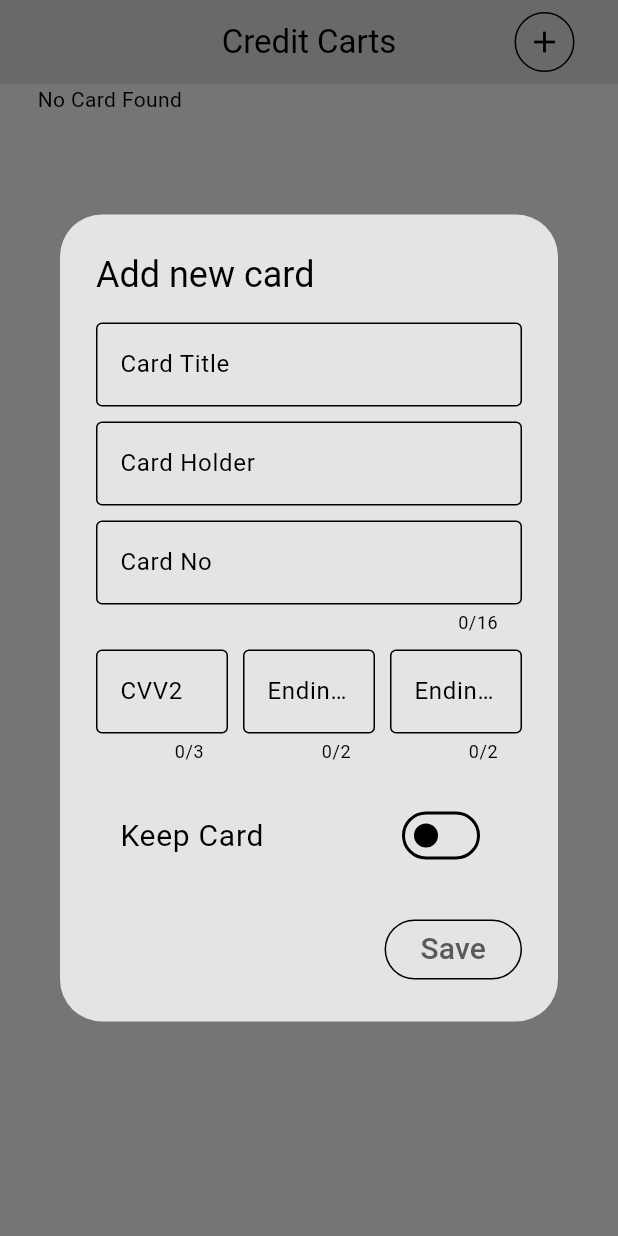
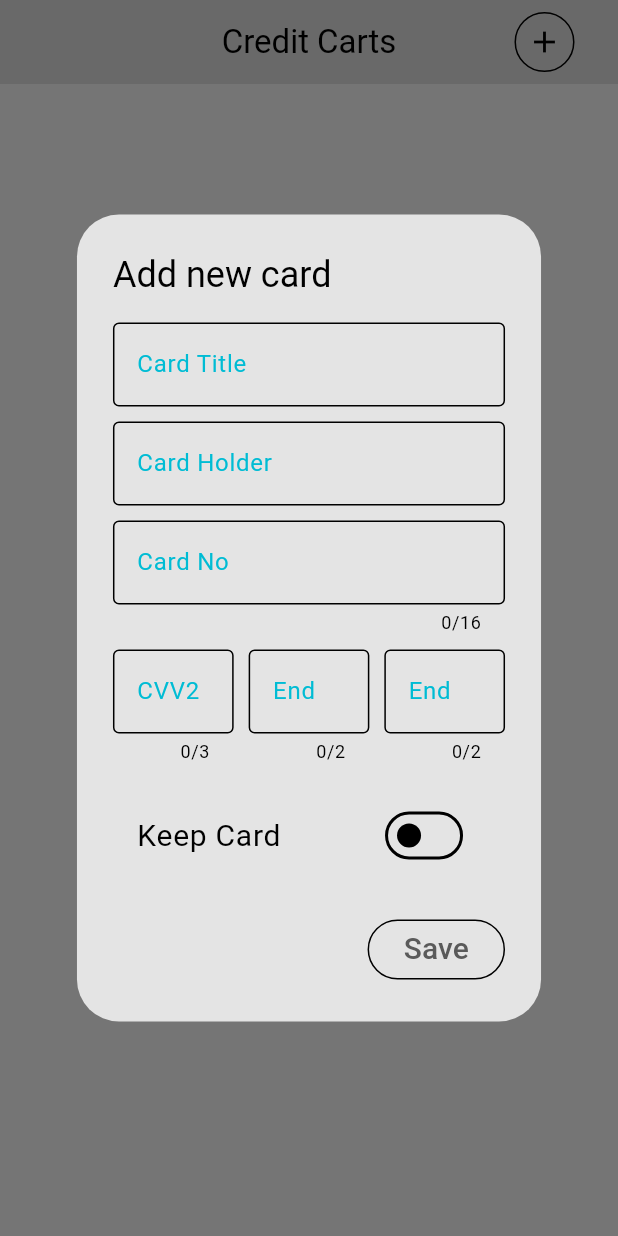
Before and after one commit to gkhnkndl/vize-attempt-2, a Flutter app: the PaymentPage screen opened by its route, after a tap on the "add" icon, on a phone screen of 412 x 824 dp. Run offline on Flutter 3.47's test engine with Material 3 defaults, Android fonts, the phone set to English and light mode, and no system bars; our stand-ins replace flutter_markdown, flutter_secure_storage, flutter_slidable, gap, go_router, google_generative_ai and 4 more; accounts and stored records are empty; network calls fail.

Commit message:
card save function worked properly

```diff
--- a/vizeapp/lib/core/storage.dart
+++ b/vizeapp/lib/core/storage.dart
@@ -64,9 +64,9 @@
   Future<List<PaymentCard>> loadCards() async {
     const storage = FlutterSecureStorage();
 
-    final cards = await storage.read(key: "cards");
+    final cards = await storage.read(key: "paymentCards");
     if (cards != null) {
-      final temp = jsonDecode(cards) as List<String>;
+      final temp = jsonDecode(cards);
       List<PaymentCard> cardList = [];
       for (var i = 0; i < temp.length; i++) {
         cardList.add(PaymentCard.fromJson(jsonDecode(temp[i])));
@@ -83,9 +83,9 @@
     List<String> cardsString = [];
 
     for (var i = 0; i < cards.length; i++) {
-      cardsString.add(cards[i].toJson().toString());
+      cardsString.add(jsonEncode(cards[i].toJson()));
     }
 
-    await storage.write(key: "cards", value: jsonEncode(cardsString));
+    await storage.write(key: "paymentCards", value: jsonEncode(cardsString));
   }
 }
--- a/vizeapp/lib/models/cart.dart
+++ b/vizeapp/lib/models/cart.dart
@@ -25,7 +25,7 @@
     Shoe(
       name: "Walker",
       price: "120",
-      imagePath: "assets/images/walker2.png",
+      imagePath: "assets/images/jordan.png",
       descripton: "Walk as much as you want",
     ),
   ];
--- a/vizeapp/lib/screens/payment_page.dart
+++ b/vizeapp/lib/screens/payment_page.dart
@@ -13,7 +13,15 @@
 }
 
 class _ShopPageState extends State<PaymentPage> {
+  MaterialStateProperty<Color?> overlayColor =
+      MaterialStateColor.resolveWith((states) => Colors.transparent);
   List<PaymentCard> cards = [];
+  TextEditingController cardNoCnt = TextEditingController();
+  TextEditingController cardHolderCnt = TextEditingController();
+  TextEditingController cvv2Cnt = TextEditingController();
+  TextEditingController expYearCnt = TextEditingController();
+  TextEditingController expMonthCnt = TextEditingController();
+  TextEditingController titleCnt = TextEditingController();
 
   bool remember = false;
   loadCards() async {
@@ -24,7 +32,30 @@
     });
   }
 
-  saveCard() async {}
+  saveCard() async {
+    //
+    final PaymentCard newCard = PaymentCard(
+        cardHolder: cardHolderCnt.text,
+        cardNo: cardNoCnt.text,
+        cvv: cvv2Cnt.text,
+        expMonth: expMonthCnt.text,
+        expYear: expYearCnt.text,
+        title: titleCnt.text);
+
+    List<PaymentCard> newCardList = [];
+    newCardList.addAll(cards);
+
+    newCardList.add(newCard);
+
+    if (remember) {
+      final storage = Storage();
+
+      await storage.saveCards(newCardList);
+    }
+    setState(() {
+      cards = newCardList;
+    });
+  }
 
   @override
   void initState() {
@@ -36,16 +67,6 @@
     showDialog(
         context: context,
         builder: (context) {
-          MaterialStateProperty<Color?> overlayColor =
-              MaterialStateColor.resolveWith((states) => Colors.transparent);
-
-          TextEditingController cardNoCnt = TextEditingController();
-          TextEditingController cardHolderCnt = TextEditingController();
-          TextEditingController cvv2Cnt = TextEditingController();
-          TextEditingController expYearCnt = TextEditingController();
-          TextEditingController expMonthCnt = TextEditingController();
-          TextEditingController titleCnt = TextEditingController();
-
           return StatefulBuilder(builder: (context, setState) {
             return AlertDialog(
               backgroundColor: Theme.of(context).colorScheme.background,
@@ -61,7 +82,12 @@
                     decoration: InputDecoration(
                         hoverColor: Colors.cyan.shade300,
                         focusColor: Theme.of(context).colorScheme.background,
-                        hintText: "Card Title",
+                        labelStyle: TextStyle(color: Colors.cyan),
+                        focusedBorder: OutlineInputBorder(
+                            borderSide: BorderSide(
+                          color: Colors.cyan,
+                        )),
+                        labelText: "Card Title",
                         border: OutlineInputBorder(
                             borderSide:
                                 BorderSide(color: Colors.cyan.shade300))),
@@ -74,7 +100,12 @@
                     decoration: InputDecoration(
                         hoverColor: Colors.cyan.shade300,
                         focusColor: Theme.of(context).colorScheme.background,
-                        hintText: "Card Holder",
+                        labelStyle: TextStyle(color: Colors.cyan),
+                        focusedBorder: OutlineInputBorder(
+                            borderSide: BorderSide(
+                          color: Colors.cyan,
+                        )),
+                        labelText: "Card Holder",
                         border: OutlineInputBorder(
                             borderSide:
                                 BorderSide(color: Colors.cyan.shade300))),
@@ -92,7 +123,12 @@
                     decoration: InputDecoration(
                         hoverColor: Colors.cyan.shade300,
                         focusColor: Theme.of(context).colorScheme.background,
-                        hintText: "Card No",
+                        labelStyle: TextStyle(color: Colors.cyan),
+                        focusedBorder: OutlineInputBorder(
+                            borderSide: BorderSide(
+                          color: Colors.cyan,
+                        )),
+                        labelText: "Card No",
                         border: OutlineInputBorder(
                             borderSide:
                                 BorderSide(color: Colors.cyan.shade300))),
@@ -115,8 +151,12 @@
                               hoverColor: Colors.cyan.shade300,
                               focusColor:
                                   Theme.of(context).colorScheme.background,
-
-                              hintText: "CVV2",
+                              labelStyle: TextStyle(color: Colors.cyan),
+                              focusedBorder: OutlineInputBorder(
+                                  borderSide: BorderSide(
+                                color: Colors.cyan,
+                              )),
+                              labelText: "CVV2",
                               border: OutlineInputBorder(
                                   borderSide:
                                       BorderSide(color: Colors.cyan.shade300))),
@@ -137,7 +177,13 @@
                               hoverColor: Colors.cyan.shade300,
                               focusColor:
                                   Theme.of(context).colorScheme.background,
-                              hintText: "Ending Month",
+                              hintText: "Month",
+                              labelText: "End",
+                              labelStyle: TextStyle(color: Colors.cyan),
+                              focusedBorder: OutlineInputBorder(
+                                  borderSide: BorderSide(
+                                color: Colors.cyan,
+                              )),
                               border: OutlineInputBorder(
                                   borderSide:
                                       BorderSide(color: Colors.cyan.shade300))),
@@ -155,10 +201,16 @@
                           cursorColor: Theme.of(context).colorScheme.secondary,
                           maxLength: 2,
                           decoration: InputDecoration(
+                              labelStyle: TextStyle(color: Colors.cyan),
+                              focusedBorder: OutlineInputBorder(
+                                  borderSide: BorderSide(
+                                color: Colors.cyan,
+                              )),
                               hoverColor: Colors.cyan.shade300,
                               focusColor:
                                   Theme.of(context).colorScheme.background,
-                              hintText: "Ending Year",
+                              hintText: "Year",
+                              labelText: "End",
                               border: OutlineInputBorder(
                                   borderSide:
                                       BorderSide(color: Colors.cyan.shade300))),
@@ -218,11 +270,12 @@
         child: SizedBox.expand(
           child: Padding(
             padding: const EdgeInsets.symmetric(horizontal: 25),
-            child: ListView(
-              children: [
-                if (cards.isEmpty) const Text("No Card Found"),
-              ],
-            ),
+            child: cards.isEmpty
+                ? const Center(child: Text("No Card Found"))
+                : ListView.builder(
+                    itemCount: cards.length,
+                    itemBuilder: (context, index) => Text("card"),
+                  ),
           ),
         ),
       ),
--- a/vizeapp/lib/screens/shop_page.dart
+++ b/vizeapp/lib/screens/shop_page.dart
@@ -1,3 +1,4 @@
+import 'package:flutter/cupertino.dart';
 import 'package:flutter/material.dart';
 import 'package:flutter/widgets.dart';
 import 'package:provider/provider.dart';
@@ -22,7 +23,7 @@
    //alert the user when successfully add
    showDialog(context: context, builder: (context) => AlertDialog(
     title: Text("Successfully added."),
-    content: Text("Chech your cart."),
+    content: Text("Check your cart."),
    ),);
   }
 
```
